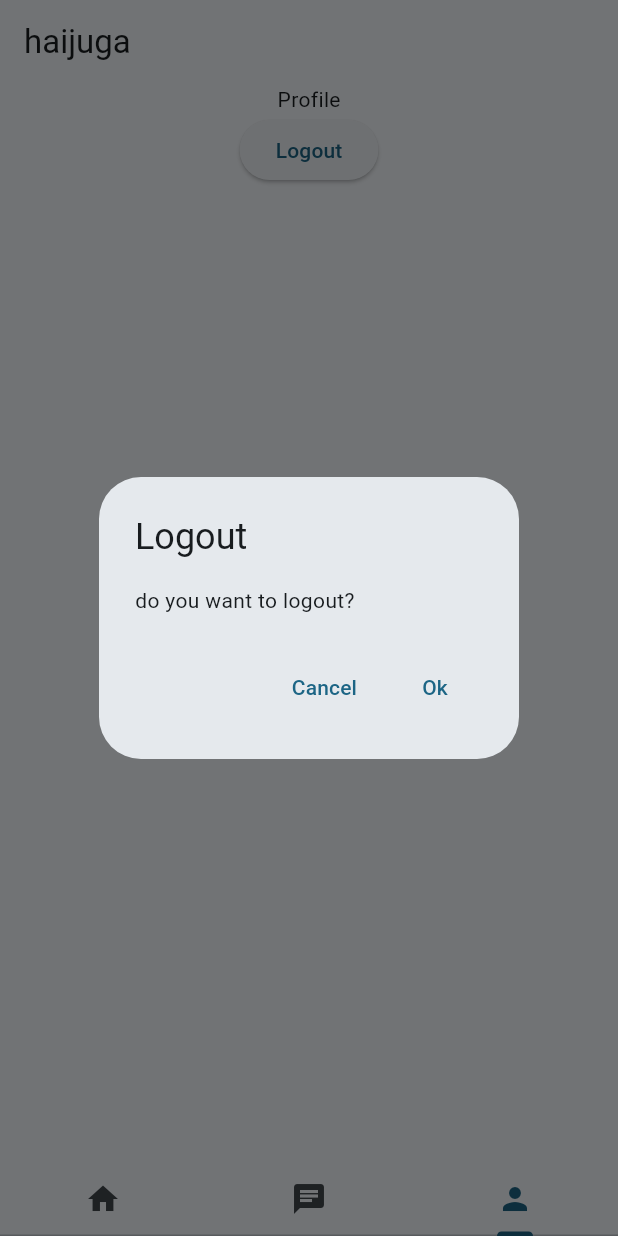
After one commit to dikayo05/haijuga, a Flutter app: the MainPage screen opened directly, item 3 of the bottom bar chosen, after a tap on "Logout", on a phone screen of 412 x 824 dp. The commit adds this screen. Run offline on Flutter 3.47's test engine with Material 3 defaults, Android fonts, the phone set to English and light mode, and no system bars; our stand-ins replace firebase_auth, firebase_core, flutter_secure_storage; accounts and stored records are empty; network calls fail.

Commit message:
add something :)

```diff
--- a/lib/main.dart
+++ b/lib/main.dart
@@ -5,7 +5,7 @@ import 'package:firebase_core/firebase_core.dart';
 import 'firebase_options.dart';
 
 // page
-import 'package:haijuga/pages/login_page.dart';
+import 'package:haijuga/loading.dart';
 
 Future<void> main() async {
   WidgetsFlutterBinding.ensureInitialized();
@@ -28,6 +28,7 @@ class MyApp extends StatelessWidget {
         colorScheme: ColorScheme.fromSeed(seedColor: Colors.lightBlueAccent),
         useMaterial3: true,
       ),
-        home: LoginPage());
+      home: Loading(),
+    );
   }
 }
--- a/lib/pages/home_page.dart
+++ b/lib/pages/main_page.dart
@@ -1,16 +1,18 @@
 import 'package:flutter/material.dart';
+
+import 'package:haijuga/pages/views/profile_view.dart';
 
 // widget
 import 'package:haijuga/widgets/navbar_widget.dart';
 
-class HomePage extends StatefulWidget {
-  const HomePage({super.key});
+class MainPage extends StatefulWidget {
+  const MainPage({super.key});
 
   @override
-  State<HomePage> createState() => _HomePageState();
+  State<MainPage> createState() => _MainPageState();
 }
 
-class _HomePageState extends State<HomePage> {
+class _MainPageState extends State<MainPage> {
   @override
   Widget build(BuildContext context) {
     return DefaultTabController(
@@ -22,7 +24,7 @@ class _HomePageState extends State<HomePage> {
           body: const TabBarView(children: [
             Text('home'),
             Text('message'),
-            Text('profile'),
+            ProfileView(),
           ]),
           bottomNavigationBar: navbarWidget(),
         ));
--- /dev/null
+++ b/lib/pages/views/profile_view.dart
@@ -0,0 +1,43 @@
+import 'package:flutter/material.dart';
+import 'package:haijuga/services/firebase/auth_service.dart';
+
+class ProfileView extends StatefulWidget {
+  const ProfileView({super.key});
+
+  @override
+  State<ProfileView> createState() => _ProfileViewState();
+}
+
+class _ProfileViewState extends State<ProfileView> {
+  final AuthService _authService = AuthService();
+
+  @override
+  Widget build(BuildContext context) {
+    return Column(
+      children: [
+        const Text('Profile'),
+        ElevatedButton(
+          onPressed: () {
+            showDialog(
+                context: context,
+                builder: (BuildContext context) {
+                  return AlertDialog(
+                    title: const Text('Logout'),
+                    content: const Text('do you want to logout?'),
+                    actions: [
+                      TextButton(
+                          onPressed: () => Navigator.of(context).pop(),
+                          child: const Text('Cancel')),
+                      TextButton(
+                          onPressed: () => _authService.logout(context),
+                          child: const Text('Ok')),
+                    ],
+                  );
+                });
+          },
+          child: const Text('Logout'),
+        ),
+      ],
+    );
+  }
+}
--- a/pubspec.yaml
+++ b/pubspec.yaml
@@ -36,6 +36,7 @@ dependencies:
   cupertino_icons: ^1.0.8
   firebase_core: ^3.10.0
   firebase_auth: ^5.4.0
+  flutter_secure_storage: ^9.2.4
 
 dev_dependencies:
   flutter_test:
```
Also changed, not shown: lib/loading.dart (added, +45 -0 lines), lib/pages/login_page.dart (+5 -3 lines), lib/pages/register_page.dart (+5 -3 lines), lib/services/firebase/auth_service.dart (+32 -3 lines), pubspec.lock, 6 other files. Lines whose indentation alone changed are shown as unchanged.
